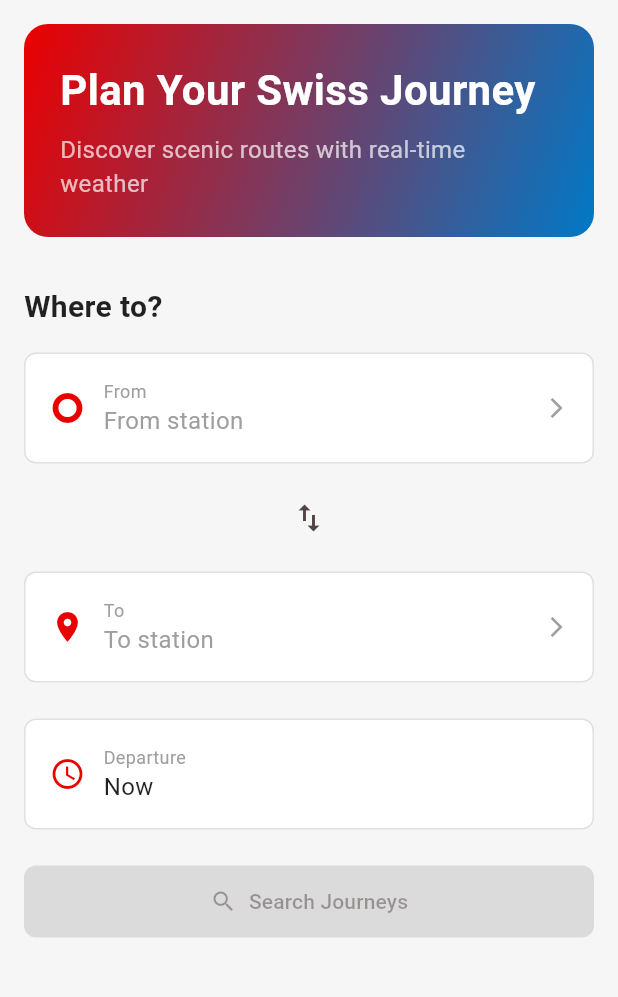
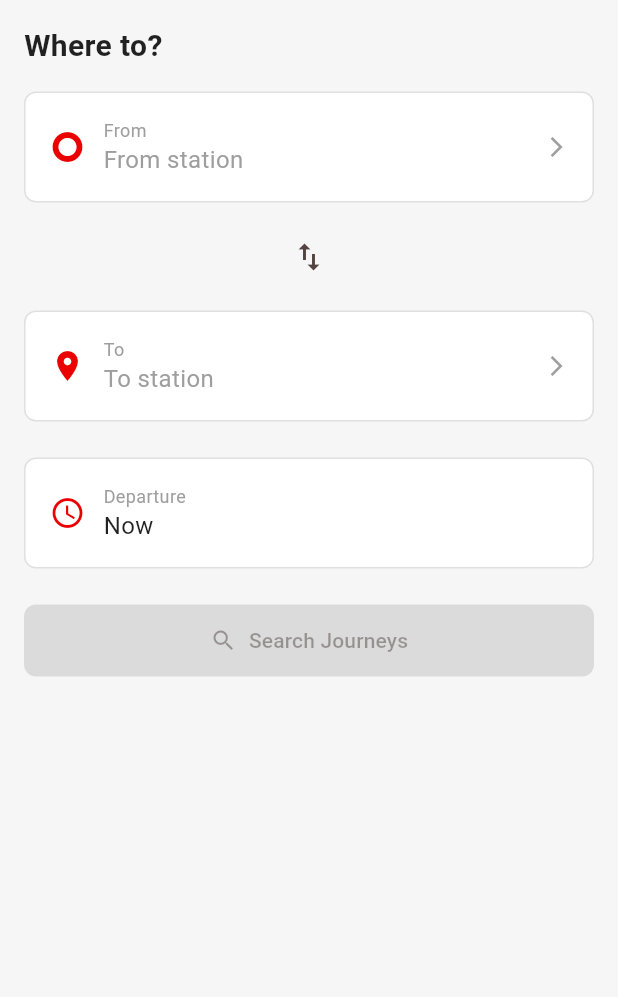
Before and after one commit to p0bl0ck/ViaSwiss, a Flutter app: the screen it shows after launch, on a phone screen of 412 x 824 dp, the part 84-1081 px from its top. Run offline on Flutter 3.47's test engine with Material 3 defaults, Android fonts, the phone set to English and light mode, and no system bars; our stand-ins replace flutter_riverpod, freezed_annotation, go_router, graphql_flutter; missing offline and left inert: gql; generated files the repository leaves out were written again.

Commit message:
Remove 'Plan Your Swiss Journey' hero section from home screen

```diff
--- a/lib/features/home/presentation/home_screen.dart
+++ b/lib/features/home/presentation/home_screen.dart
@@ -34,41 +34,6 @@ class HomeScreen extends ConsumerWidget {
             child: Column(
               crossAxisAlignment: CrossAxisAlignment.start,
               children: [
-                // Hero section
-                Container(
-                  padding: const EdgeInsets.all(24),
-                  decoration: BoxDecoration(
-                    gradient: const LinearGradient(
-                      colors: [AppTheme.primaryColor, AppTheme.secondaryColor],
-                      begin: Alignment.topLeft,
-                      end: Alignment.bottomRight,
-                    ),
-                    borderRadius: BorderRadius.circular(16),
-                  ),
-                  child: const Column(
-                    crossAxisAlignment: CrossAxisAlignment.start,
-                    children: [
-                      Text(
-                        'Plan Your Swiss Journey',
-                        style: TextStyle(
-                          fontSize: 28,
-                          fontWeight: FontWeight.bold,
-                          color: Colors.white,
-                        ),
-                      ),
-                      SizedBox(height: 8),
-                      Text(
-                        'Discover scenic routes with real-time weather',
-                        style: TextStyle(
-                          fontSize: 16,
-                          color: Colors.white70,
-                        ),
-                      ),
-                    ],
-                  ),
-                ),
-                const SizedBox(height: 32),
-
                 // Search section
                 const Text(
                   'Where to?',
```
